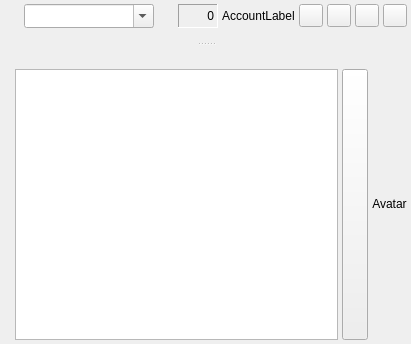
Old version of the form src/chatdlg.ui in the repository psi-plus/psi-plus-snapshots.
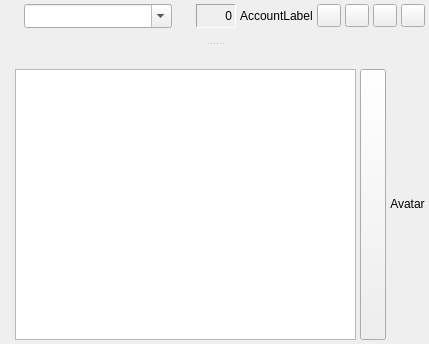
New version of the form. Custom widgets are drawn as their Qt base class.

Diff of the .ui file:
```diff
--- a/src/chatdlg.ui
+++ b/src/chatdlg.ui
@@ -6,7 +6,7 @@
    <rect>
     <x>0</x>
     <y>0</y>
-    <width>400</width>
+    <width>429</width>
     <height>344</height>
    </rect>
   </property>
```
Left out of the diff: 45 changed lines with no effect on the pictures.
